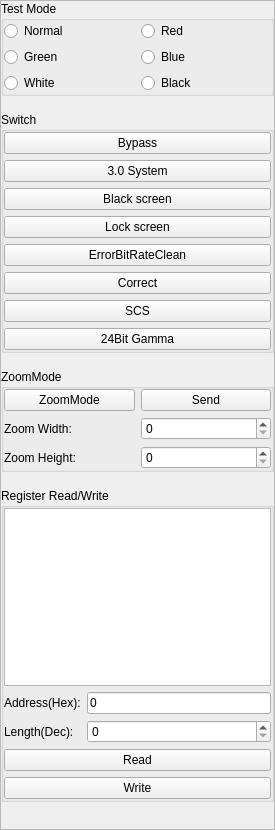
First picture: the form in src/MaxConfig3/mcsendercard.ui, repository liyangfamily/TestActions, before the edit.
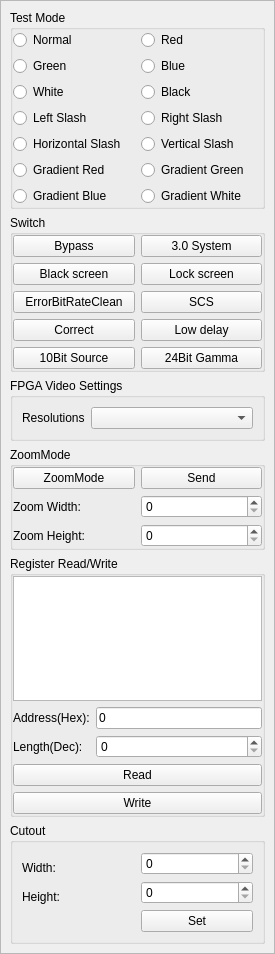
Second picture: the form after the edit. Custom widgets are drawn as their Qt base class.

```diff
--- a/src/MaxConfig3/mcsendercard.ui
+++ b/src/MaxConfig3/mcsendercard.ui
@@ -7,7 +7,7 @@
     <x>0</x>
     <y>0</y>
     <width>275</width>
-    <height>830</height>
+    <height>954</height>
    </rect>
   </property>
   <property name="windowTitle">
@@ -40,25 +40,10 @@
         <x>0</x>
         <y>0</y>
         <width>273</width>
-        <height>828</height>
+        <height>952</height>
        </rect>
       </property>
       <layout class="QVBoxLayout" name="verticalLayout_2">
-       <property name="spacing">
-        <number>16</number>
-       </property>
-       <property name="leftMargin">
-        <number>0</number>
-       </property>
-       <property name="topMargin">
-        <number>0</number>
-       </property>
-       <property name="rightMargin">
-        <number>0</number>
-       </property>
-       <property name="bottomMargin">
-        <number>0</number>
-       </property>
        <item>
         <widget class="QGroupBox" name="groupBoxTestSet">
          <property name="styleSheet">
@@ -80,6 +65,13 @@
           <property name="bottomMargin">
            <number>0</number>
           </property>
+          <item row="5" column="0">
+           <widget class="QRadioButton" name="btnTestGradientRed">
+            <property name="text">
+             <string>Gradient Red</string>
+            </property>
+           </widget>
+          </item>
           <item row="2" column="0">
            <widget class="QRadioButton" name="btnTestWhite">
             <property name="sizePolicy">
@@ -93,19 +85,6 @@
             </property>
            </widget>
           </item>
-          <item row="0" column="1">
-           <widget class="QRadioButton" name="btnTestRed">
-            <property name="sizePolicy">
-             <sizepolicy hsizetype="Minimum" vsizetype="Fixed">
-              <horstretch>0</horstretch>
-              <verstretch>0</verstretch>
-             </sizepolicy>
-            </property>
-            <property name="text">
-             <string>Red</string>
-            </property>
-           </widget>
-          </item>
           <item row="0" column="0">
            <widget class="QRadioButton" name="btnTestNormal">
             <property name="sizePolicy">
@@ -119,6 +98,67 @@
             </property>
            </widget>
           </item>
+          <item row="3" column="1">
+           <widget class="QRadioButton" name="btnTestRightSlash">
+            <property name="text">
+             <string>Right Slash</string>
+            </property>
+           </widget>
+          </item>
+          <item row="5" column="1">
+           <widget class="QRadioButton" name="btnTestGradientGreen">
+            <property name="text">
+             <string>Gradient Green</string>
+            </property>
+           </widget>
+          </item>
+          <item row="3" column="0">
+           <widget class="QRadioButton" name="btnTestLeftSlash">
+            <property name="text">
+             <string>Left Slash</string>
+            </property>
+           </widget>
+          </item>
+          <item row="2" column="1">
+           <widget class="QRadioButton" name="btnTestBlack">
+            <property name="sizePolicy">
+             <sizepolicy hsizetype="Minimum" vsizetype="Fixed">
+              <horstretch>0</horstretch>
+              <verstretch>0</verstretch>
+             </sizepolicy>
+            </property>
+            <property name="text">
+             <string>Black</string>
+            </property>
+           </widget>
+          </item>
+          <item row="0" column="1">
+           <widget class="QRadioButton" name="btnTestRed">
+            <property name="sizePolicy">
+             <sizepolicy hsizetype="Minimum" vsizetype="Fixed">
+              <horstretch>0</horstretch>
+              <verstretch>0</verstretch>
+             </sizepolicy>
+            </property>
+            <property name="text">
+             <string>Red</string>
+            </property>
+           </widget>
+          </item>
+          <item row="4" column="1">
+           <widget class="QRadioButton" name="btnTestVerticalSlash">
+            <property name="text">
+             <string>Vertical Slash</string>
+            </property>
+           </widget>
+          </item>
+          <item row="4" column="0">
+           <widget class="QRadioButton" name="btnTestHorizontalSlash">
+            <property name="text">
+             <string>Horizontal Slash</string>
+            </property>
+           </widget>
+          </item>
           <item row="1" column="0">
            <widget class="QRadioButton" name="btnTestGreen">
             <property name="sizePolicy">
@@ -145,16 +185,17 @@
             </property>
            </widget>
           </item>
-          <item row="2" column="1">
-           <widget class="QRadioButton" name="btnTestBlack">
-            <property name="sizePolicy">
-             <sizepolicy hsizetype="Minimum" vsizetype="Fixed">
-              <horstretch>0</horstretch>
-              <verstretch>0</verstretch>
-             </sizepolicy>
+          <item row="6" column="0">
+           <widget class="QRadioButton" name="btnTestGradientBlue">
+            <property name="text">
+             <string>Gradient Blue</string>
             </property>
+           </widget>
+          </item>
+          <item row="6" column="1">
+           <widget class="QRadioButton" name="btnTestGradientWhite">
             <property name="text">
-             <string>Black</string>
+             <string>Gradient White</string>
             </property>
            </widget>
           </item>
@@ -182,47 +223,6 @@
           <property name="bottomMargin">
            <number>0</number>
           </property>
-          <item row="1" column="0">
-           <widget class="MCCusSwitchButton" name="btnSwitch3_0Sys">
-            <property name="sizePolicy">
-             <sizepolicy hsizetype="Preferred" vsizetype="Fixed">
-              <horstretch>0</horstretch>
-              <verstretch>0</verstretch>
-             </sizepolicy>
-            </property>
-            <property name="text">
-             <string>3.0 System</string>
-            </property>
-           </widget>
-          </item>
-          <item row="4" column="0">
-           <widget class="MCCusSwitchButton" name="btnSwitchErrorBitRateClean">
-            <property name="text">
-             <string>ErrorBitRateClean</string>
-            </property>
-           </widget>
-          </item>
-          <item row="6" column="0">
-           <widget class="MCCusSwitchButton" name="btnSwitchSCS">
-            <property name="text">
-             <string>SCS</string>
-            </property>
-           </widget>
-          </item>
-          <item row="0" column="0">
-           <widget class="MCCusSwitchButton" name="btnSwitchBypass">
-            <property name="text">
-             <string>Bypass</string>
-            </property>
-           </widget>
-          </item>
-          <item row="7" column="0">
-           <widget class="MCCusSwitchButton" name="btnSwitch24BitGamma">
-            <property name="text">
-             <string>24Bit Gamma</string>
-            </property>
-           </widget>
-          </item>
           <item row="5" column="0">
            <widget class="MCCusSwitchButton" name="btnSwitchCorrect">
             <property name="text">
@@ -230,6 +230,13 @@
             </property>
            </widget>
           </item>
+          <item row="0" column="0">
+           <widget class="MCCusSwitchButton" name="btnSwitchBypass">
+            <property name="text">
+             <string>Bypass</string>
+            </property>
+           </widget>
+          </item>
           <item row="2" column="0">
            <widget class="MCCusSwitchButton" name="btnSwitchBlackScreen">
             <property name="sizePolicy">
@@ -243,7 +250,34 @@
             </property>
            </widget>
           </item>
-          <item row="3" column="0">
+          <item row="8" column="0">
+           <widget class="MCCusSwitchButton" name="btn10bitSource">
+            <property name="text">
+             <string>10Bit Source</string>
+            </property>
+           </widget>
+          </item>
+          <item row="4" column="0">
+           <widget class="MCCusSwitchButton" name="btnSwitchErrorBitRateClean">
+            <property name="text">
+             <string>ErrorBitRateClean</string>
+            </property>
+           </widget>
+          </item>
+          <item row="0" column="1">
+           <widget class="MCCusSwitchButton" name="btnSwitch3_0Sys">
+            <property name="sizePolicy">
+             <sizepolicy hsizetype="Preferred" vsizetype="Fixed">
+              <horstretch>0</horstretch>
+              <verstretch>0</verstretch>
+             </sizepolicy>
+            </property>
+            <property name="text">
+             <string>3.0 System</string>
+            </property>
+           </widget>
+          </item>
+          <item row="2" column="1">
            <widget class="MCCusSwitchButton" name="btnSwitchLockScreen">
             <property name="sizePolicy">
              <sizepolicy hsizetype="Preferred" vsizetype="Fixed">
@@ -256,6 +290,46 @@
             </property>
            </widget>
           </item>
+          <item row="4" column="1">
+           <widget class="MCCusSwitchButton" name="btnSwitchSCS">
+            <property name="text">
+             <string>SCS</string>
+            </property>
+           </widget>
+          </item>
+          <item row="8" column="1">
+           <widget class="MCCusSwitchButton" name="btnSwitch24BitGamma">
+            <property name="text">
+             <string>24Bit Gamma</string>
+            </property>
+           </widget>
+          </item>
+          <item row="5" column="1">
+           <widget class="MCCusSwitchButton" name="btnLowDelay">
+            <property name="text">
+             <string>Low delay</string>
+            </property>
+           </widget>
+          </item>
+         </layout>
+        </widget>
+       </item>
+       <item>
+        <widget class="QGroupBox" name="groupBox_2">
+         <property name="title">
+          <string>FPGA Video Settings</string>
+         </property>
+         <layout class="QGridLayout" name="gridLayout_5" columnstretch="0,1">
+          <item row="0" column="0">
+           <widget class="QLabel" name="labelNT68400Resolutions">
+            <property name="text">
+             <string>Resolutions</string>
+            </property>
+           </widget>
+          </item>
+          <item row="0" column="1">
+           <widget class="QComboBox" name="comboBoxNT68400Resolutions"/>
+          </item>
          </layout>
         </widget>
        </item>
@@ -277,9 +351,6 @@
           <property name="bottomMargin">
            <number>0</number>
           </property>
-          <item row="2" column="1">
-           <widget class="QSpinBox" name="spinBoxZoomHeight"/>
-          </item>
           <item row="0" column="0">
            <widget class="MCCusSwitchButton" name="btnSwitchZoomMode">
             <property name="text">
@@ -287,9 +358,6 @@
             </property>
            </widget>
           </item>
-          <item row="1" column="1">
-           <widget class="QSpinBox" name="spinBoxZoomWidht"/>
-          </item>
           <item row="0" column="1">
            <widget class="QPushButton" name="btnZoomSizeSend">
             <property name="text">
@@ -297,6 +365,9 @@
             </property>
            </widget>
           </item>
+          <item row="1" column="1">
+           <widget class="QSpinBox" name="spinBoxZoomWidht"/>
+          </item>
           <item row="2" column="0">
            <widget class="QLabel" name="label_2">
             <property name="text">
@@ -304,6 +375,9 @@
             </property>
            </widget>
           </item>
+          <item row="2" column="1">
+           <widget class="QSpinBox" name="spinBoxZoomHeight"/>
+          </item>
           <item row="1" column="0">
            <widget class="QLabel" name="label">
             <property name="text">
@@ -428,6 +502,50 @@
          </layout>
         </widget>
        </item>
+       <item>
+        <widget class="QGroupBox" name="groupBox_4">
+         <property name="title">
+          <string>Cutout</string>
+         </property>
+         <layout class="QGridLayout" name="gridLayout_6">
+          <item row="0" column="0" rowspan="2">
+           <widget class="QLabel" name="label_3">
+            <property name="text">
+             <string>Width:</string>
+            </property>
+           </widget>
+          </item>
+          <item row="0" column="1">
+           <widget class="QSpinBox" name="CutoutWidthspinBox">
+            <property name="maximum">
+             <number>99999</number>
+            </property>
+           </widget>
+          </item>
+          <item row="1" column="1" rowspan="2">
+           <widget class="QSpinBox" name="CutoutHeightspinBox">
+            <property name="maximum">
+             <number>99999</number>
+            </property>
+           </widget>
+          </item>
+          <item row="2" column="0">
+           <widget class="QLabel" name="label_4">
+            <property name="text">
+             <string>Height:</string>
+            </property>
+           </widget>
+          </item>
+          <item row="3" column="1">
+           <widget class="QPushButton" name="CutoutSetpushButton">
+            <property name="text">
+             <string>Set</string>
+            </property>
+           </widget>
+          </item>
+         </layout>
+        </widget>
+       </item>
        <item>
         <spacer name="verticalSpacer">
          <property name="orientation">
```
Left out of the diff: 5 changed lines with no effect on the pictures.
